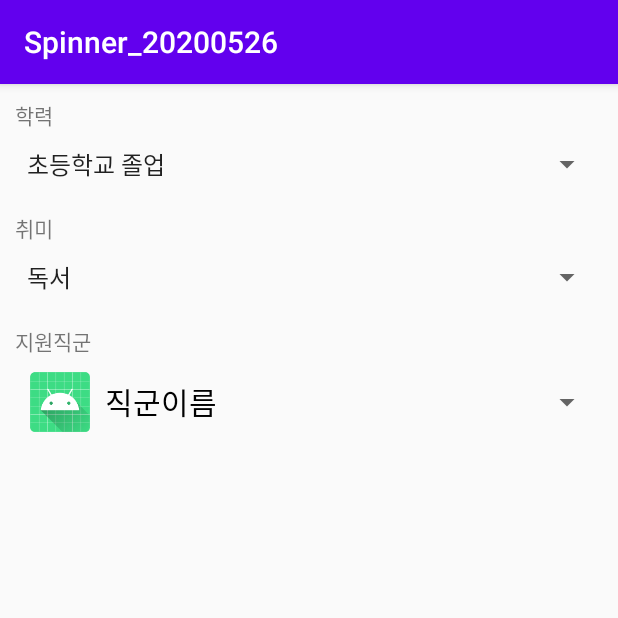
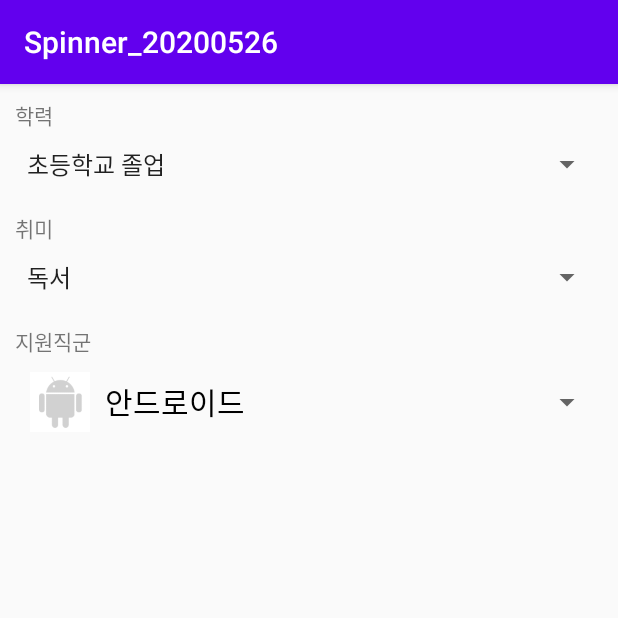
Before and after one commit to yhwba/Spinner_20200526, an Android app: the screen it shows after launch (MainActivity), on a phone screen of 412 x 824 dp, the top half of it. Run offline under Robolectric (Android 15) with nearby library versions, the phone set to English and light mode, and no system bars; our stand-ins replace data binding.

Commit message:
실제 직군 이름과 이미지반영   - setImageResource로 그림 지정가능

```diff
--- a/app/src/main/java/kr/co/yhw/spinner_20200526/Adapters/OccupationSpinnerAdapter.java
+++ b/app/src/main/java/kr/co/yhw/spinner_20200526/Adapters/OccupationSpinnerAdapter.java
@@ -5,6 +5,8 @@ import android.view.LayoutInflater;
 import android.view.View;
 import android.view.ViewGroup;
 import android.widget.ArrayAdapter;
+import android.widget.ImageView;
+import android.widget.TextView;
 
 import androidx.annotation.NonNull;
 import androidx.annotation.Nullable;
@@ -35,6 +37,19 @@ public class OccupationSpinnerAdapter extends ArrayAdapter<Occupation> {
         if (row == null) {
             row = inf.inflate(R.layout.occupation_spinner_list_item, null);
         }
+
+        ImageView iconImg = row.findViewById(R.id.iconImg);
+        TextView nameTxt = row.findViewById(R.id.nameTxt);
+
+        Occupation data = mList.get(position);
+
+        nameTxt.setText(data.getName());
+
+//        자바에서 이미지를 id로 셋팅
+        iconImg.setImageResource(data.getImageId());
+
+
+
         return row;
 
     }
--- a/app/src/main/res/layout/occupation_spinner_list_item.xml
+++ b/app/src/main/res/layout/occupation_spinner_list_item.xml
@@ -10,11 +10,13 @@
         android:gravity="center_vertical">
 
         <ImageView
+            android:id="@+id/iconImg"
             android:layout_width="40dp"
             android:layout_height="40dp"
             android:src="@mipmap/ic_launcher"/>
 
         <TextView
+            android:id="@+id/nameTxt"
             android:layout_width="wrap_content"
             android:layout_height="wrap_content"
             android:textColor="#000000"
```
